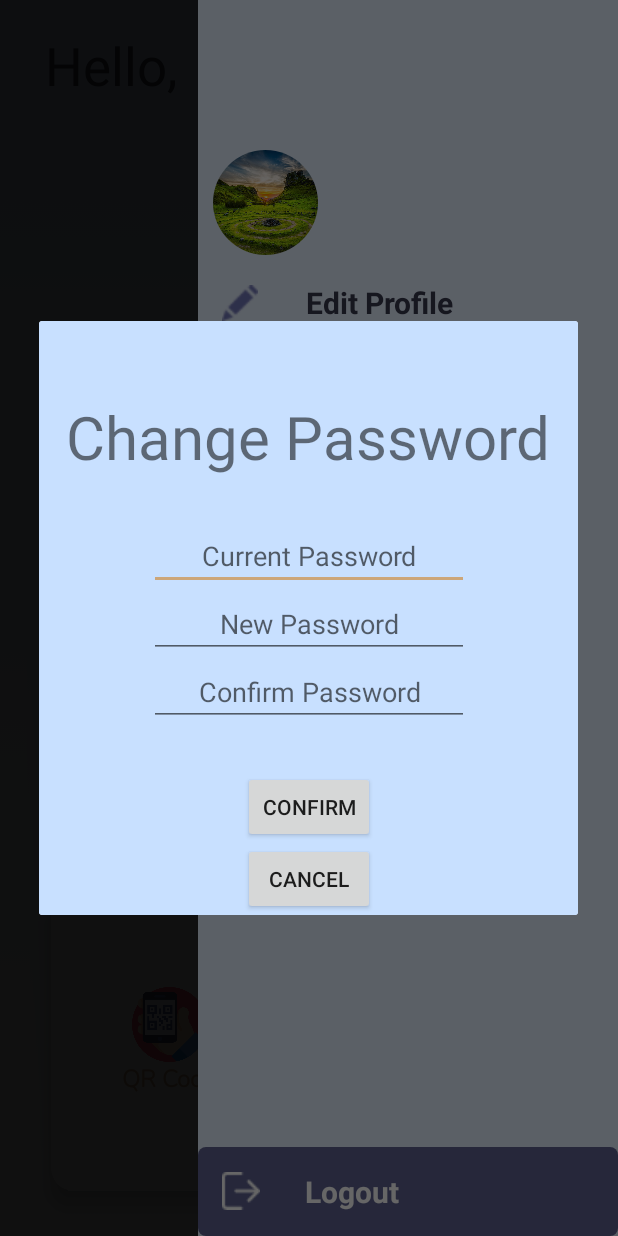
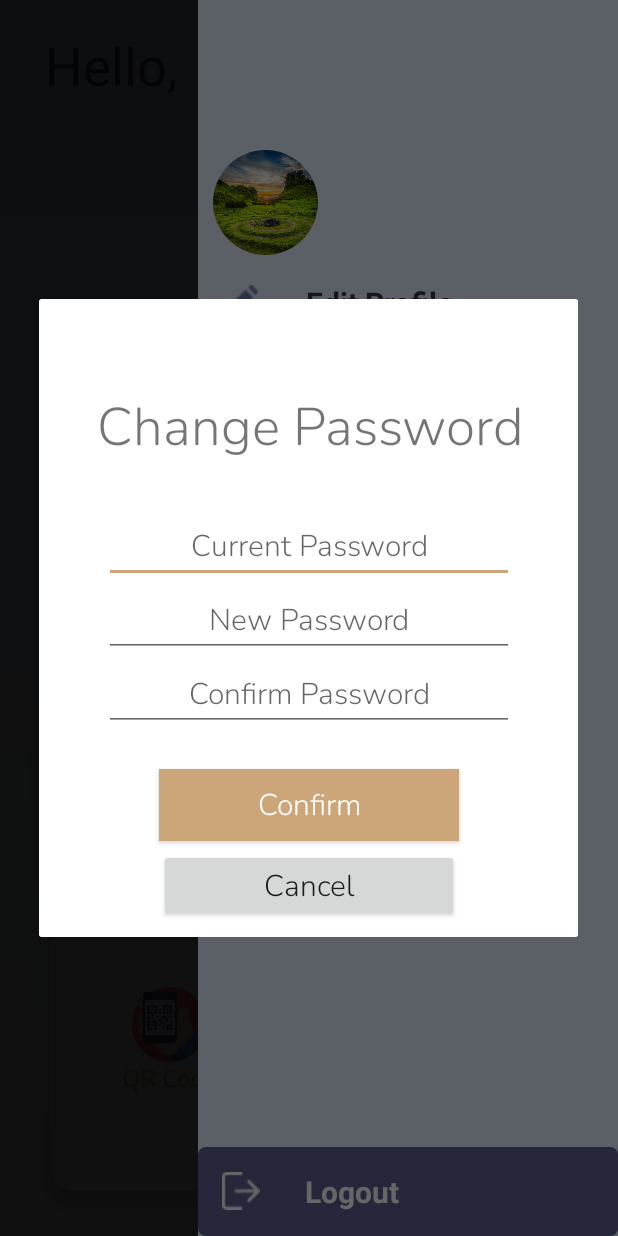
Before and after one commit to JiaweiGit1999/FPY, an Android app: the DashBoard screen opened directly, with no data from a screen before it, in the side drawer, after a tap on "Change Password", on a phone screen of 412 x 824 dp. Run offline under Robolectric (Android 15) with nearby library versions, the light colour scheme and no system bars; our stand-ins replace Firebase (no records; nobody signed in at launch, a user with empty details on screens opened directly); libraries missing offline, so code that uses them is left out: com.journeyapps.barcodescanner; plain views replace RoundedImageView; pictures from the network do not load; Roboto replaces fonts that are not available here; 4 statements that could not run were skipped.

Commit message:
Update change_password.xml

```diff
--- a/app/src/main/res/layout/change_password.xml
+++ b/app/src/main/res/layout/change_password.xml
@@ -3,8 +3,10 @@
     xmlns:app="http://schemas.android.com/apk/res-auto"
     android:layout_width="match_parent"
     android:layout_height="match_parent"
-    android:background="#C8E0FF"
-    android:orientation="vertical">
+    android:background="#ffffff"
+    android:orientation="vertical"
+    android:theme="@style/Nunito"
+    android:padding="10dp">
 
     <TextView
         android:id="@+id/CP"
@@ -14,7 +16,8 @@
         app:layout_constraintLeft_toLeftOf="parent"
         app:layout_constraintRight_toRightOf="parent"
         android:text="Change Password"
-        android:textSize="40dp"
+        android:textSize="35dp"
+        android:textAlignment="center"
         android:layout_marginTop="50dp"
         />
 
@@ -57,19 +60,26 @@
 
     <Button
         android:id="@+id/confirm"
-        android:layout_width="wrap_content"
+        android:layout_width="200dp"
         android:layout_height="wrap_content"
-        android:layout_marginTop="30dp"
+        android:layout_marginTop="25dp"
         android:text="Confirm"
+        android:textAlignment="center"
+        android:textAllCaps="false"
+        android:textColor="#ffffff"
         app:layout_constraintLeft_toLeftOf="parent"
         app:layout_constraintRight_toRightOf="parent"
-        app:layout_constraintTop_toBottomOf="@id/confirm_password" />
+        app:layout_constraintTop_toBottomOf="@id/confirm_password"
+        android:background="@color/colorAccent"/>
 
     <Button
         android:id="@+id/cancel"
-        android:layout_width="wrap_content"
+        android:layout_width="200dp"
         android:layout_height="wrap_content"
         android:text="Cancel"
+        android:layout_margin="5dp"
+        android:textAllCaps="false"
+        android:textAlignment="center"
         app:layout_constraintLeft_toLeftOf="parent"
         app:layout_constraintRight_toRightOf="parent"
         app:layout_constraintTop_toBottomOf="@id/confirm" />
```
